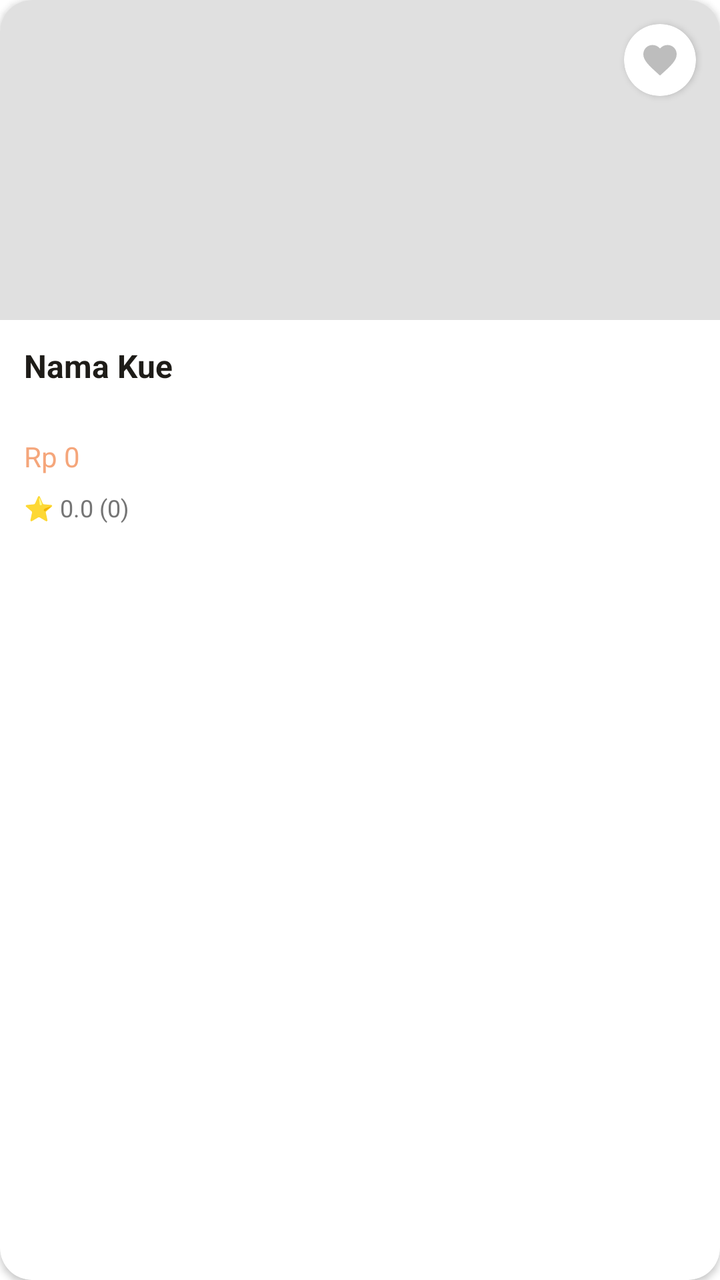
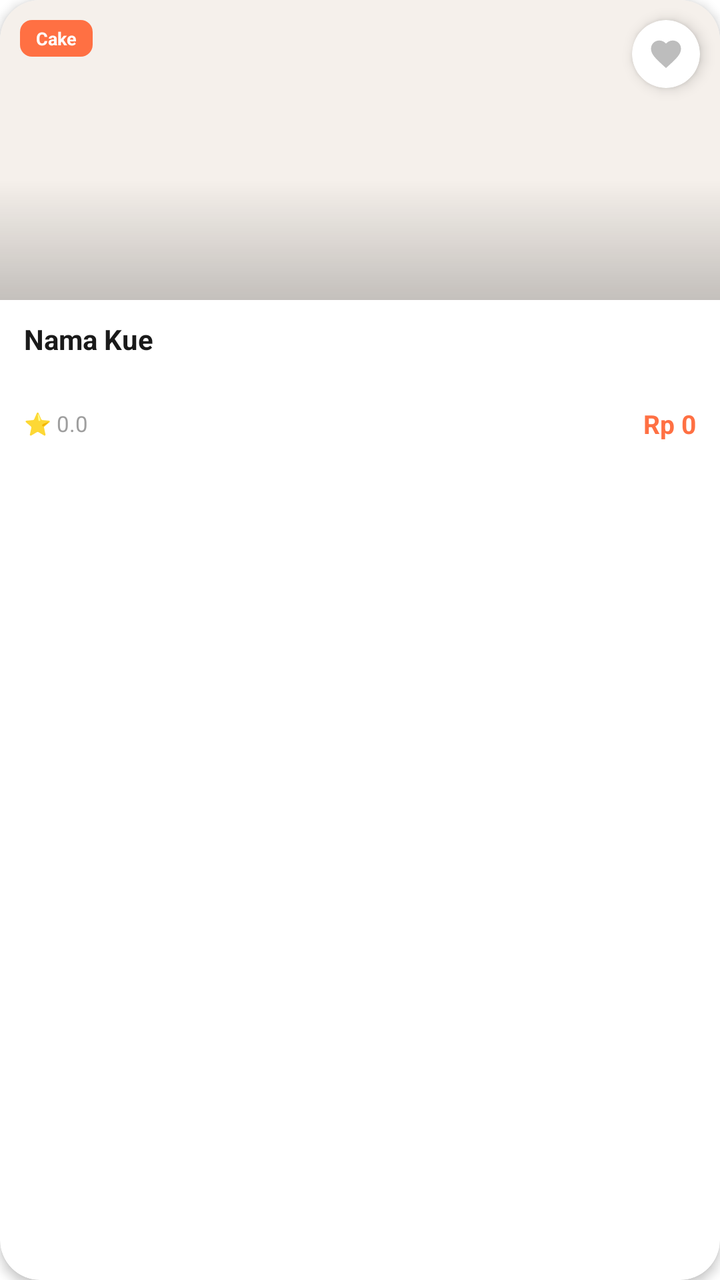

An Android layout rendered at two revisions. The XML below is the earlier revision; the diff shows what the commit changed to produce the second picture.
<!-- AndroidManifest.xml: application theme Theme.KueWeh -->
<!-- res/layout/item_kue.xml -->
<?xml version="1.0" encoding="utf-8"?>
<androidx.cardview.widget.CardView
    xmlns:android="http://schemas.android.com/apk/res/android"
    xmlns:app="http://schemas.android.com/apk/res-auto"
    android:layout_width="match_parent"
    android:layout_height="wrap_content"
    android:layout_margin="8dp"
    app:cardCornerRadius="16dp"
    app:cardElevation="2dp">

    <LinearLayout
        android:layout_width="match_parent"
        android:layout_height="wrap_content"
        android:orientation="vertical">

        <FrameLayout
            android:layout_width="match_parent"
            android:layout_height="160dp">

            <ImageView
                android:id="@+id/imgKue"
                android:layout_width="match_parent"
                android:layout_height="match_parent"
                android:scaleType="centerCrop"
                android:background="#E0E0E0" />

            <androidx.cardview.widget.CardView
                android:id="@+id/btnFavoriteLayout"
                android:layout_width="36dp"
                android:layout_height="36dp"
                android:layout_gravity="top|end"
                android:layout_margin="12dp"
                app:cardBackgroundColor="#FFFFFF"
                app:cardCornerRadius="18dp"
                app:cardElevation="2dp">

                <ImageView
                    android:id="@+id/imgFavoriteHeart"
                    android:layout_width="match_parent"
                    android:layout_height="match_parent"
                    android:padding="8dp"
                    android:src="@drawable/ic_favorite"
                    app:tint="#BDBDBD" />
            </androidx.cardview.widget.CardView>
        </FrameLayout>

        <LinearLayout
            android:layout_width="match_parent"
            android:layout_height="wrap_content"
            android:orientation="vertical"
            android:padding="12dp">

            <TextView
                android:id="@+id/tvNamaKue"
                android:layout_width="match_parent"
                android:layout_height="wrap_content"
                android:minLines="2"
                android:maxLines="2"
                android:ellipsize="end"
                android:text="Nama Kue"
                android:textColor="#1E1C18"
                android:textSize="16sp"
                android:textStyle="bold" />

            <TextView
                android:id="@+id/tvHargaKue"
                android:layout_width="match_parent"
                android:layout_height="wrap_content"
                android:layout_marginTop="6dp"
                android:text="Rp 0"
                android:textColor="#F5A67B"
                android:textSize="14sp" />

            <TextView
                android:id="@+id/tvRating"
                android:layout_width="match_parent"
                android:layout_height="wrap_content"
                android:layout_marginTop="8dp"
                android:text="⭐ 0.0 (0)"
                android:textSize="12sp"
                android:textColor="#757575"/>
        </LinearLayout>
    </LinearLayout>
</androidx.cardview.widget.CardView>
<!-- resources referenced by this layout -->
<resources>
  <!-- drawable ic_favorite (drawable) -->
  <vector xmlns:android="http://schemas.android.com/apk/res/android" android:height="24dp" android:tint="#000000" android:viewportHeight="24" android:viewportWidth="24" android:width="24dp">
        
      <path android:fillColor="@android:color/white" android:pathData="M12,21.35l-1.45,-1.32C5.4,15.36 2,12.28 2,8.5 2,5.42 4.42,3 7.5,3c1.74,0 3.41,0.81 4.5,2.09C13.09,3.81 14.76,3 16.5,3 19.58,3 22,5.42 22,8.5c0,3.78 -3.4,6.86 -8.55,11.54L12,21.35z"/>
      
  </vector>
  <style name="Theme.KueWeh" parent="Theme.MaterialComponents.Light.NoActionBar">
          <item name="android:statusBarColor">@android:color/transparent</item>
  
          <item name="android:windowLightStatusBar">true</item>
      </style>
</resources>

<!-- the commit's change to res/layout/item_kue.xml (unified diff, before → after) -->
@@ -4,35 +4,60 @@
     xmlns:app="http://schemas.android.com/apk/res-auto"
     android:layout_width="match_parent"
     android:layout_height="wrap_content"
-    android:layout_margin="8dp"
-    app:cardCornerRadius="16dp"
-    app:cardElevation="2dp">
+    android:layout_margin="6dp"
+    app:cardCornerRadius="20dp"
+    app:cardElevation="3dp"
+    app:cardBackgroundColor="#FFFFFF">
 
     <LinearLayout
         android:layout_width="match_parent"
         android:layout_height="wrap_content"
         android:orientation="vertical">
 
+        
         <FrameLayout
             android:layout_width="match_parent"
-            android:layout_height="160dp">
+            android:layout_height="150dp">
 
             <ImageView
                 android:id="@+id/imgKue"
                 android:layout_width="match_parent"
                 android:layout_height="match_parent"
                 android:scaleType="centerCrop"
-                android:background="#E0E0E0" />
+                android:background="#F5F0EB"/>
 
+            
+            <View
+                android:layout_width="match_parent"
+                android:layout_height="60dp"
+                android:layout_gravity="bottom"
+                android:background="@drawable/gradient_bottom_overlay"/>
+
+            
+            <TextView
+                android:id="@+id/tvKategoriKue"
+                android:layout_width="wrap_content"
+                android:layout_height="wrap_content"
+                android:layout_gravity="top|start"
+                android:layout_margin="10dp"
+                android:background="@drawable/bg_badge_kategori"
+                android:paddingHorizontal="8dp"
+                android:paddingVertical="3dp"
+                android:text="Cake"
+                android:textColor="#FFFFFF"
+                android:textSize="9sp"
+                android:textStyle="bold"/>
+
+            
             <androidx.cardview.widget.CardView
                 android:id="@+id/btnFavoriteLayout"
-                android:layout_width="36dp"
-                android:layout_height="36dp"
+                android:layout_width="34dp"
+                android:layout_height="34dp"
                 android:layout_gravity="top|end"
-                android:layout_margin="12dp"
+                android:layout_margin="10dp"
                 app:cardBackgroundColor="#FFFFFF"
-                app:cardCornerRadius="18dp"
-                app:cardElevation="2dp">
+                app:cardCornerRadius="17dp"
+                app:cardElevation="4dp">
 
                 <ImageView
                     android:id="@+id/imgFavoriteHeart"
@@ -40,15 +65,18 @@
                     android:layout_height="match_parent"
                     android:padding="8dp"
                     android:src="@drawable/ic_favorite"
-                    app:tint="#BDBDBD" />
+                    app:tint="#BDBDBD"/>
             </androidx.cardview.widget.CardView>
         </FrameLayout>
 
+        
         <LinearLayout
             android:layout_width="match_parent"
             android:layout_height="wrap_content"
             android:orientation="vertical"
-            android:padding="12dp">
+            android:paddingHorizontal="12dp"
+            android:paddingTop="10dp"
+            android:paddingBottom="12dp">
 
             <TextView
                 android:id="@+id/tvNamaKue"
@@ -58,27 +86,37 @@
                 android:maxLines="2"
                 android:ellipsize="end"
                 android:text="Nama Kue"
-                android:textColor="#1E1C18"
-                android:textSize="16sp"
-                android:textStyle="bold" />
+                android:textColor="#1A1A1A"
+                android:textSize="14sp"
+                android:textStyle="bold"
+                android:lineSpacingMultiplier="1.1"/>
 
-            <TextView
-                android:id="@+id/tvHargaKue"
+            
+            <LinearLayout
                 android:layout_width="match_parent"
                 android:layout_height="wrap_content"
-                android:layout_marginTop="6dp"
-                android:text="Rp 0"
-                android:textColor="#F5A67B"
-                android:textSize="14sp" />
+                android:orientation="horizontal"
+                android:gravity="center_vertical"
+                android:layout_marginTop="6dp">
 
-            <TextView
-                android:id="@+id/tvRating"
-                android:layout_width="match_parent"
-                android:layout_height="wrap_content"
-                android:layout_marginTop="8dp"
-                android:text="⭐ 0.0 (0)"
-                android:textSize="12sp"
-                android:textColor="#757575"/>
+                <TextView
+                    android:id="@+id/tvRating"
+                    android:layout_width="0dp"
+                    android:layout_height="wrap_content"
+                    android:layout_weight="1"
+                    android:text="⭐ 0.0"
+                    android:textSize="11sp"
+                    android:textColor="#9E9E9E"/>
+
+                <TextView
+                    android:id="@+id/tvHargaKue"
+                    android:layout_width="wrap_content"
+                    android:layout_height="wrap_content"
+                    android:text="Rp 0"
+                    android:textColor="#FF7043"
+                    android:textSize="13sp"
+                    android:textStyle="bold"/>
+            </LinearLayout>
         </LinearLayout>
     </LinearLayout>
 </androidx.cardview.widget.CardView>
<!-- resource entries referenced after the edit -->
@@ -1,5 +1,19 @@
 <!-- resources referenced by this layout -->
 <resources>
+  <!-- drawable bg_badge_kategori (drawable) -->
+  <?xml version="1.0" encoding="utf-8"?>
+  <shape xmlns:android="http://schemas.android.com/apk/res/android">
+      <solid android:color="#FF7043"/>
+      <corners android:radius="6dp"/>
+  </shape>
+  <!-- drawable gradient_bottom_overlay (drawable) -->
+  <?xml version="1.0" encoding="utf-8"?>
+  <shape xmlns:android="http://schemas.android.com/apk/res/android">
+      <gradient
+          android:startColor="#00000000"
+          android:endColor="#33000000"
+          android:angle="270"/>
+  </shape>
   <!-- drawable ic_favorite (drawable) -->
   <vector xmlns:android="http://schemas.android.com/apk/res/android" android:height="24dp" android:tint="#000000" android:viewportHeight="24" android:viewportWidth="24" android:width="24dp">
         
